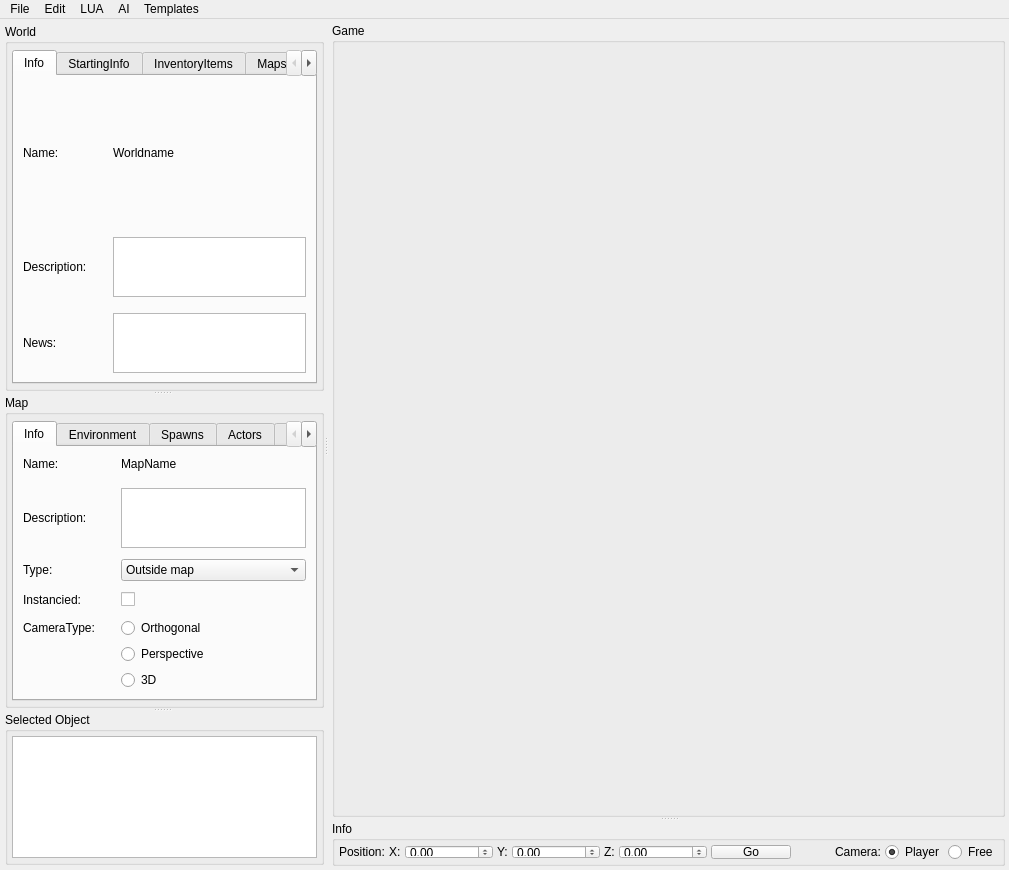
First picture: the form in Client/editor.ui, repository LBALab/lbanet, before the edit.
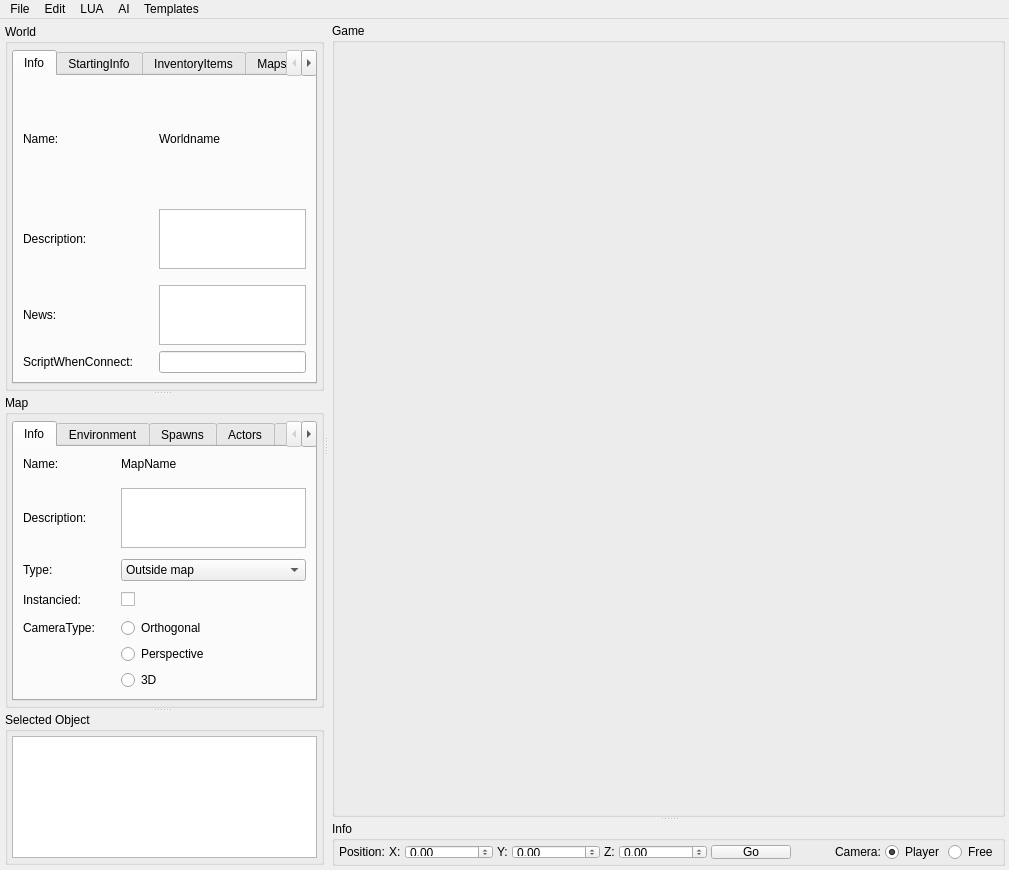
Second picture: the form after the edit. Icons and pictures are not drawn.

```diff
--- a/Client/editor.ui
+++ b/Client/editor.ui
@@ -184,6 +184,16 @@
                      </property>
                     </spacer>
                    </item>
+                   <item row="5" column="2">
+                    <widget class="QLineEdit" name="lineEdit_startingscript"/>
+                   </item>
+                   <item row="5" column="0">
+                    <widget class="QLabel" name="label_startingscript">
+                     <property name="text">
+                      <string>ScriptWhenConnect:</string>
+                     </property>
+                    </widget>
+                   </item>
                   </layout>
                  </widget>
                  <widget class="QWidget" name="tab_starting">
```
Left out of the diff: 2 changed lines with no effect on the pictures.
